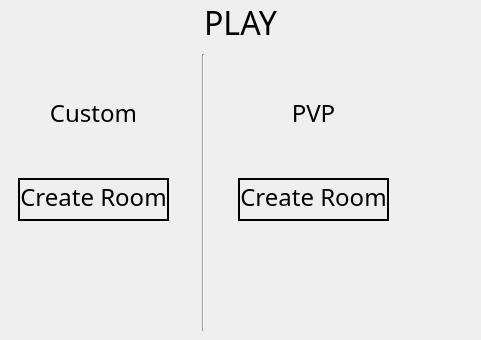
Before: the Qt Designer form nitin_venv/Chess-master/wui/play.ui in NetworkProgramming-20212-Group1/ChessMultiplayer, drawn with Qt 5.
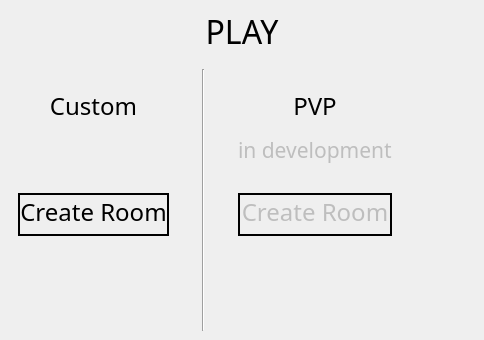
After: the same form once the commit is applied.

Patch:
```diff
--- a/nitin_venv/Chess-master/wui/play.ui
+++ b/nitin_venv/Chess-master/wui/play.ui
@@ -34,7 +34,7 @@
        <height>16777215</height>
       </size>
      </property>
-     <layout class="QVBoxLayout" name="verticalLayout" stretch="1,6">
+     <layout class="QVBoxLayout" name="verticalLayout" stretch="0,6">
       <property name="leftMargin">
        <number>0</number>
       </property>
@@ -69,6 +69,9 @@
           <number>0</number>
          </property>
          <item>
+          <widget class="QWidget" name="widget_4" native="true">
+           <layout class="QHBoxLayout" name="horizontalLayout_3">
+            <item>
           <widget class="QLabel" name="play">
            <property name="sizePolicy">
             <sizepolicy hsizetype="Preferred" vsizetype="Preferred">
@@ -93,6 +96,9 @@
         </layout>
        </widget>
       </item>
+        </layout>
+       </widget>
+      </item>
       <item>
        <widget class="QWidget" name="widget_3" native="true">
         <layout class="QHBoxLayout" name="horizontalLayout_2" stretch="2,1,2,3">
@@ -119,7 +125,7 @@
                 <height>100</height>
                </size>
               </property>
-              <layout class="QHBoxLayout" name="horizontalLayout_9">
+              <layout class="QVBoxLayout" name="verticalLayout_7">
                <item>
                 <widget class="QLabel" name="custom">
                  <property name="font">
@@ -136,6 +142,16 @@
                  </property>
                 </widget>
                </item>
+               <item alignment="Qt::AlignHCenter">
+                <widget class="QLabel" name="label_2">
+                 <property name="enabled">
+                  <bool>false</bool>
+                 </property>
+                 <property name="text">
+                  <string/>
+                 </property>
+                </widget>
+               </item>
               </layout>
              </widget>
             </item>
@@ -150,6 +166,9 @@
                    <pointsize>18</pointsize>
                   </font>
                  </property>
+                 <property name="cursor">
+                  <cursorShape>OpenHandCursor</cursorShape>
+                 </property>
                  <property name="styleSheet">
                   <string notr="true">border-radius : 100; 
 border : 2px solid black;
@@ -205,7 +224,7 @@
                 <height>100</height>
                </size>
               </property>
-              <layout class="QHBoxLayout" name="horizontalLayout_11">
+              <layout class="QVBoxLayout" name="verticalLayout_6">
                <item>
                 <widget class="QLabel" name="pvp">
                  <property name="font">
@@ -222,6 +241,22 @@
                  </property>
                 </widget>
                </item>
+               <item alignment="Qt::AlignHCenter">
+                <widget class="QLabel" name="label">
+                 <property name="enabled">
+                  <bool>false</bool>
+                 </property>
+                 <property name="font">
+                  <font>
+                   <family>Poor Richard</family>
+                   <pointsize>16</pointsize>
+                  </font>
+                 </property>
+                 <property name="text">
+                  <string>in development</string>
+                 </property>
+                </widget>
+               </item>
               </layout>
              </widget>
             </item>
@@ -230,6 +265,9 @@
               <layout class="QHBoxLayout" name="horizontalLayout_12">
                <item>
                 <widget class="QPushButton" name="create_pvp">
+                 <property name="enabled">
+                  <bool>false</bool>
+                 </property>
                  <property name="font">
                   <font>
                    <family>Poor Richard</family>
@@ -281,7 +319,7 @@
                  <x>0</x>
                  <y>0</y>
                  <width>142</width>
-                 <height>283</height>
+                 <height>278</height>
                 </rect>
                </property>
                <layout class="QVBoxLayout" name="verticalLayout_2"/>
```
Lines whose indentation alone changed are shown as unchanged.
